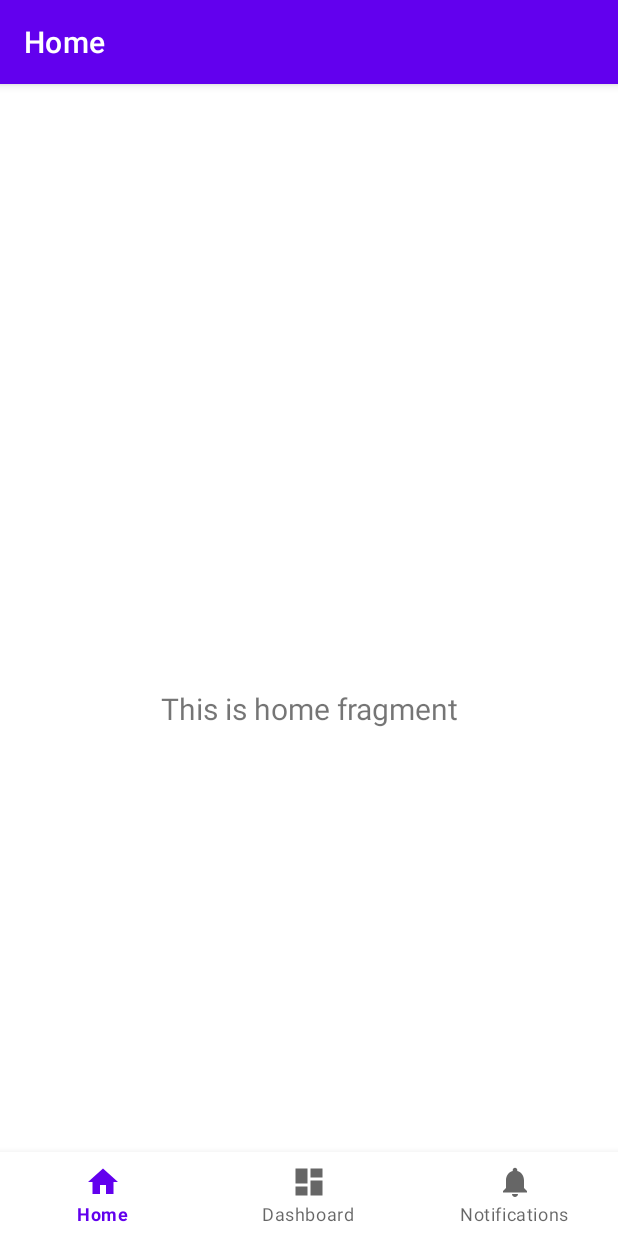
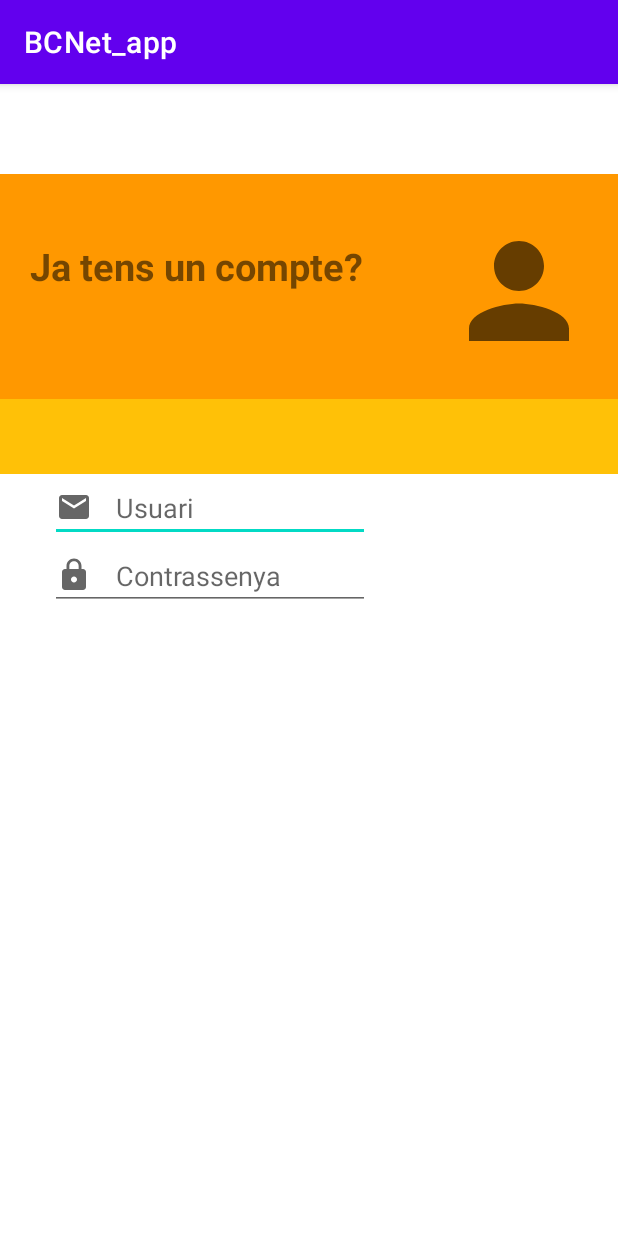
Before and after one commit to hectorantona/BCNet_app, an Android app: the screen it shows after launch (MainActivity), on a phone screen of 412 x 824 dp. Run offline under Robolectric (Android 15) with nearby library versions, the light colour scheme and no system bars; our stand-ins replace navigation-ui; 4 statements that could not run were skipped.

Commit message:
Començament login

```diff
--- /dev/null
+++ b/app/src/main/res/drawable/ic_baseline.xml
@@ -0,0 +1,5 @@
+<vector android:height="100dp" android:tint="?attr/colorControlNormal"
+    android:viewportHeight="24" android:viewportWidth="24"
+    android:width="100dp" xmlns:android="http://schemas.android.com/apk/res/android">
+    <path android:fillColor="@android:color/white" android:pathData="M12,12c2.21,0 4,-1.79 4,-4s-1.79,-4 -4,-4 -4,1.79 -4,4 1.79,4 4,4zM12,14c-2.67,0 -8,1.34 -8,4v2h16v-2c0,-2.66 -5.33,-4 -8,-4z"/>
+</vector>
--- /dev/null
+++ b/app/src/main/res/drawable/ic_email.xml
@@ -0,0 +1,5 @@
+<vector android:height="24dp" android:tint="?attr/colorControlNormal"
+    android:viewportHeight="24" android:viewportWidth="24"
+    android:width="24dp" xmlns:android="http://schemas.android.com/apk/res/android">
+    <path android:fillColor="@android:color/white" android:pathData="M20,4L4,4c-1.1,0 -1.99,0.9 -1.99,2L2,18c0,1.1 0.9,2 2,2h16c1.1,0 2,-0.9 2,-2L22,6c0,-1.1 -0.9,-2 -2,-2zM20,8l-8,5 -8,-5L4,6l8,5 8,-5v2z"/>
+</vector>
--- /dev/null
+++ b/app/src/main/res/drawable/ic_lock.xml
@@ -0,0 +1,10 @@
+<vector xmlns:android="http://schemas.android.com/apk/res/android"
+    android:width="24dp"
+    android:height="24dp"
+    android:viewportWidth="24"
+    android:viewportHeight="24"
+    android:tint="?attr/colorControlNormal">
+  <path
+      android:fillColor="@android:color/white"
+      android:pathData="M18,8h-1L17,6c0,-2.76 -2.24,-5 -5,-5S7,3.24 7,6v2L6,8c-1.1,0 -2,0.9 -2,2v10c0,1.1 0.9,2 2,2h12c1.1,0 2,-0.9 2,-2L20,10c0,-1.1 -0.9,-2 -2,-2zM12,17c-1.1,0 -2,-0.9 -2,-2s0.9,-2 2,-2 2,0.9 2,2 -0.9,2 -2,2zM15.1,8L8.9,8L8.9,6c0,-1.71 1.39,-3.1 3.1,-3.1 1.71,0 3.1,1.39 3.1,3.1v2z"/>
+</vector>
--- a/app/src/main/res/layout/activity_main.xml
+++ b/app/src/main/res/layout/activity_main.xml
@@ -1,33 +1,84 @@
 <?xml version="1.0" encoding="utf-8"?>
 <androidx.constraintlayout.widget.ConstraintLayout xmlns:android="http://schemas.android.com/apk/res/android"
     xmlns:app="http://schemas.android.com/apk/res-auto"
+    xmlns:tools="http://schemas.android.com/tools"
     android:id="@+id/container"
     android:layout_width="match_parent"
     android:layout_height="match_parent"
     android:paddingTop="?attr/actionBarSize">
 
-    <com.google.android.material.bottomnavigation.BottomNavigationView
-        android:id="@+id/nav_view"
+    <View
+        android:id="@+id/Topview"
+        android:layout_width="0dp"
+        android:layout_height="150dp"
+        android:layout_marginTop="4dp"
+        android:background="#FF9800"
+        app:layout_constraintEnd_toEndOf="parent"
+        app:layout_constraintHorizontal_bias="0.0"
+        app:layout_constraintStart_toStartOf="parent"
+        app:layout_constraintTop_toTopOf="parent" />
+
+    <View
+        android:id="@+id/topviewbot"
+        android:layout_width="0dp"
+        android:layout_height="50dp"
+        android:background="#FFC107"
+        app:layout_constraintEnd_toEndOf="parent"
+        app:layout_constraintStart_toStartOf="parent"
+        app:layout_constraintTop_toBottomOf="@+id/Topview" />
+
+    <ImageView
+        android:id="@+id/imageView"
+        android:layout_width="wrap_content"
+        android:layout_height="wrap_content"
+        android:layout_marginTop="32dp"
+        android:layout_marginEnd="16dp"
+        android:layout_marginRight="16dp"
+        app:layout_constraintEnd_toEndOf="@+id/Topview"
+        app:layout_constraintTop_toTopOf="parent"
+        app:srcCompat="@drawable/ic_baseline" />
+
+    <TextView
+        android:id="@+id/toptext"
         android:layout_width="0dp"
         android:layout_height="wrap_content"
-        android:layout_marginStart="0dp"
-        android:layout_marginEnd="0dp"
-        android:background="?android:attr/windowBackground"
-        app:layout_constraintBottom_toBottomOf="parent"
-        app:layout_constraintLeft_toLeftOf="parent"
-        app:layout_constraintRight_toRightOf="parent"
-        app:menu="@menu/bottom_nav_menu" />
+        android:layout_marginStart="20dp"
+        android:layout_marginLeft="20dp"
+        android:layout_marginTop="44dp"
+        android:text="Ja tens un compte?"
+        android:textSize="25sp"
+        android:textStyle="bold"
+        app:layout_constraintEnd_toStartOf="@+id/imageView"
+        app:layout_constraintHorizontal_bias="1.0"
+        app:layout_constraintStart_toStartOf="parent"
+        app:layout_constraintTop_toTopOf="@+id/Topview" />
 
-    <fragment
-        android:id="@+id/nav_host_fragment"
-        android:name="androidx.navigation.fragment.NavHostFragment"
-        android:layout_width="match_parent"
-        android:layout_height="match_parent"
-        app:defaultNavHost="true"
-        app:layout_constraintBottom_toTopOf="@id/nav_view"
-        app:layout_constraintLeft_toLeftOf="parent"
-        app:layout_constraintRight_toRightOf="parent"
-        app:layout_constraintTop_toTopOf="parent"
-        app:navGraph="@navigation/mobile_navigation" />
+    <EditText
+        android:id="@+id/inputemail"
+        android:layout_width="wrap_content"
+        android:layout_height="wrap_content"
+        android:drawableStart="@drawable/ic_email"
+        android:drawablePadding="16dp"
+        android:ems="10"
+        android:hint="Usuari"
+        android:inputType="text"
+        app:layout_constraintEnd_toEndOf="parent"
+        app:layout_constraintHorizontal_bias="0.169"
+        app:layout_constraintStart_toStartOf="parent"
+        app:layout_constraintTop_toBottomOf="@+id/topviewbot" />
+
+    <EditText
+        android:id="@+id/inpoutpassw"
+        android:layout_width="wrap_content"
+        android:layout_height="wrap_content"
+        android:drawableStart="@drawable/ic_lock"
+        android:drawablePadding="16dp"
+        android:ems="10"
+        android:hint="Contrassenya"
+        android:inputType="textPersonName"
+        app:layout_constraintEnd_toEndOf="parent"
+        app:layout_constraintHorizontal_bias="0.169"
+        app:layout_constraintStart_toStartOf="parent"
+        app:layout_constraintTop_toBottomOf="@+id/inputemail" />
 
 </androidx.constraintlayout.widget.ConstraintLayout>
```
